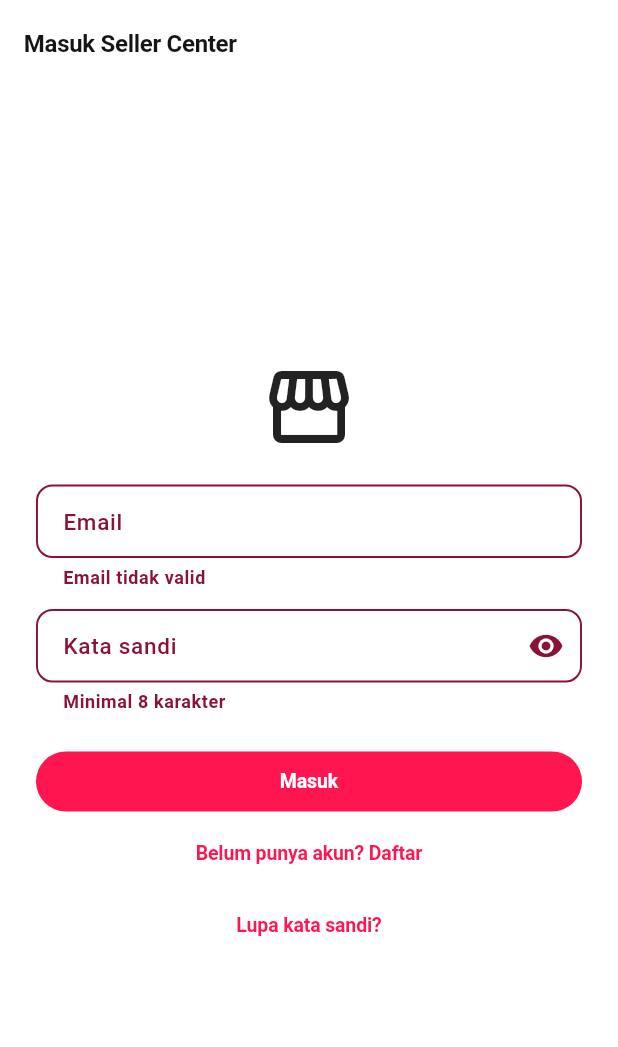
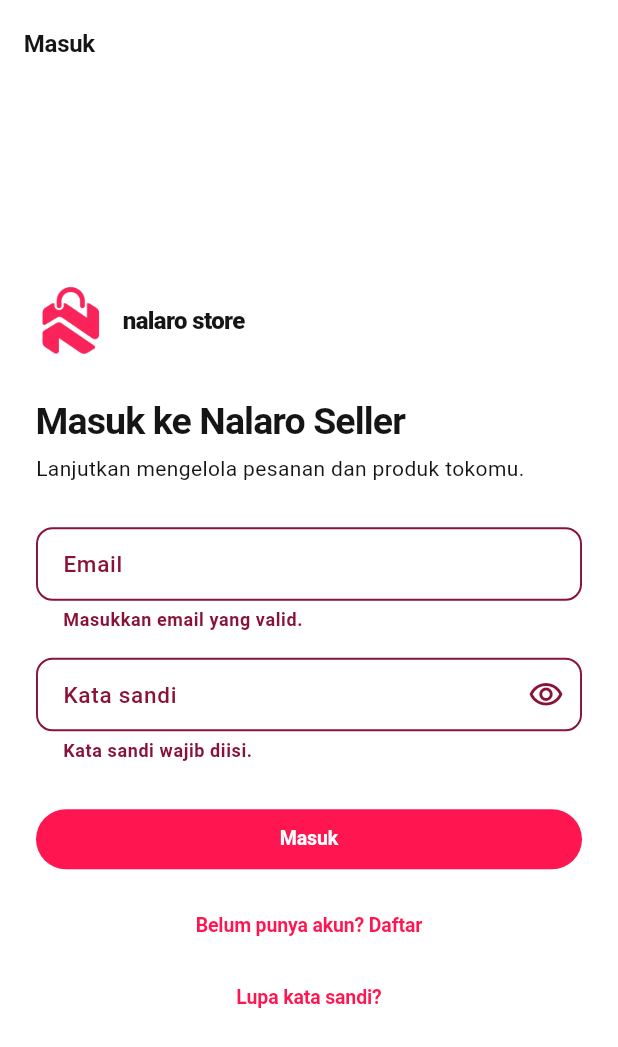
Before and after one commit to khoirulzz/seller-center, a Flutter app: the screen it shows after launch, after a tap on "Masuk", on a phone screen of 412 x 824 dp. Shown: the top 1047 px of the screen. Run offline on Flutter 3.47's test engine with Material 3 defaults, Android fonts, the phone set to English and light mode, and no system bars; our stand-ins replace flutter_secure_storage, flutter_svg, go_router, image_picker, share_plus, shared_preferences; accounts and stored records are empty; Roboto replaces fonts that are missing (DM Sans, Manrope).

Commit message:
design: professional native auth forms, real logo, autofill, password policy and verification cooldown

```diff
--- a/lib/ui/features/auth/auth_screens.dart
+++ b/lib/ui/features/auth/auth_screens.dart
@@ -1,64 +1,176 @@
+import 'dart:async';
 import 'package:flutter/material.dart';
+import 'package:flutter/services.dart';
 import 'package:go_router/go_router.dart';
+import '../../../core/errors/ns_error_mapper.dart';
+import '../../../core/widgets/ns_widgets.dart';
+import '../../../data/services/firebase_auth_service.dart';
 import '../../state/seller_app_state.dart';
 
 class SplashSessionScreen extends StatelessWidget {
   const SplashSessionScreen({super.key, required this.appState});
   final SellerAppState appState;
- @override Widget build(BuildContext context) => const Scaffold(body: Center(child: CircularProgressIndicator()));
+  @override Widget build(BuildContext context) => const Scaffold(
+    body: SafeArea(child: Center(child: Column(mainAxisSize: MainAxisSize.min, children: [
+      NsBrandMark(size: 66, showLabel: true),
+      SizedBox(height: 28),
+      CircularProgressIndicator(strokeWidth: 2),
+      SizedBox(height: 12),
+      Text('Menghubungkan ke akun…'),
+    ]))),
+  );
 }
+
 class LoginRegisterScreen extends StatefulWidget {
   const LoginRegisterScreen({super.key, required this.appState, required this.isRegister});
- final SellerAppState appState; final bool isRegister;
+  final SellerAppState appState;
+  final bool isRegister;
   @override State<LoginRegisterScreen> createState() => _LoginRegisterScreenState();
 }
 class _LoginRegisterScreenState extends State<LoginRegisterScreen> {
   final email = TextEditingController(), password = TextEditingController();
- final form = GlobalKey<FormState>(); bool hidden = true;
- @override void dispose(){email.dispose();password.dispose();super.dispose();}
+  final form = GlobalKey<FormState>();
+  bool hidden = true;
+  @override void dispose() { email.dispose(); password.dispose(); super.dispose(); }
   Future<void> submit() async {
-  if (!form.currentState!.validate()) return;
-  final ok = widget.isRegister ? await widget.appState.register(email.text,password.text) : await widget.appState.signIn(email.text,password.text);
+    if (!form.currentState!.validate() || widget.appState.isBusy) return;
+    TextInput.finishAutofillContext();
+    final ok = widget.isRegister
+        ? await widget.appState.register(email.text.trim(), password.text)
+        : await widget.appState.signIn(email.text.trim(), password.text);
     if (!mounted) return;
-  if (!ok) ScaffoldMessenger.of(context).showSnackBar(SnackBar(content: Text(widget.appState.globalError ?? 'Gagal memproses permintaan')));
+    if (!ok) ScaffoldMessenger.of(context).showSnackBar(SnackBar(
+      content: Text(widget.appState.globalError ?? 'Permintaan belum dapat diproses.')));
   }
- @override Widget build(BuildContext context) => Scaffold(appBar: AppBar(title: Text(widget.isRegister?'Daftar Seller Center':'Masuk Seller Center')),
- body: Center(child: ConstrainedBox(constraints: const BoxConstraints(maxWidth:440),child:Form(key:form,child:ListView(shrinkWrap:true,padding:const EdgeInsets.all(24),children:[
- const Icon(Icons.storefront_outlined,size:64),const SizedBox(height:20),
- TextFormField(controller:email,keyboardType:TextInputType.emailAddress,decoration:const InputDecoration(labelText:'Email'),validator:(v)=>v==null||!v.contains('@')?'Email tidak valid':null),
- const SizedBox(height:12),
- TextFormField(controller:password,obscureText:hidden,decoration:InputDecoration(labelText:'Kata sandi',suffixIcon:IconButton(onPressed:()=>setState(()=>hidden=!hidden),icon:Icon(hidden?Icons.visibility:Icons.visibility_off))),validator:(v)=>(v?.length??0)<8?'Minimal 8 karakter':null),
- const SizedBox(height:20),
- ListenableBuilder(listenable:widget.appState,builder:(context,_)=>FilledButton(onPressed:widget.appState.isBusy?null:submit,child:Text(widget.appState.isBusy?'Memproses...':widget.isRegister?'Daftar':'Masuk'))),
- TextButton(onPressed:()=>context.go(widget.isRegister?'/login':'/register'),child:Text(widget.isRegister?'Sudah punya akun? Masuk':'Belum punya akun? Daftar')),
- if(!widget.isRegister)TextButton(onPressed:()=>context.go('/forgot-password'),child:const Text('Lupa kata sandi?')),
- ])))));
+  @override Widget build(BuildContext context) => Scaffold(
+    appBar: AppBar(title: Text(widget.isRegister ? 'Daftar' : 'Masuk')),
+    body: SafeArea(child: Center(child: ConstrainedBox(constraints: const BoxConstraints(maxWidth: 460),
+      child: AutofillGroup(child: Form(key: form, child: ListView(shrinkWrap: true, padding: const EdgeInsets.all(24), children: [
+        const Align(alignment: Alignment.centerLeft, child: NsBrandMark(size: 46, showLabel: true)),
+        const SizedBox(height: 28),
+        Text(widget.isRegister ? 'Buat akun seller' : 'Masuk ke Nalaro Seller',
+          style: Theme.of(context).textTheme.headlineMedium),
+        const SizedBox(height: 6),
+        Text(widget.isRegister ? 'Kelola tokomu dari satu tempat.' : 'Lanjutkan mengelola pesanan dan produk tokomu.'),
+        const SizedBox(height: 28),
+        TextFormField(controller: email, keyboardType: TextInputType.emailAddress,
+          textInputAction: TextInputAction.next, autofillHints: const [AutofillHints.email],
+          decoration: const InputDecoration(labelText: 'Email'),
+          validator: (v) => RegExp(r'^[^@\s]+@[^@\s]+\.[^@\s]+$').hasMatch((v ?? '').trim()) ? null : 'Masukkan email yang valid.'),
+        const SizedBox(height: 16),
+        TextFormField(controller: password, obscureText: hidden,
+          autofillHints: [widget.isRegister ? AutofillHints.newPassword : AutofillHints.password],
+          textInputAction: TextInputAction.done, onFieldSubmitted: (_) => submit(),
+          decoration: InputDecoration(labelText: 'Kata sandi',
+            suffixIcon: IconButton(tooltip: hidden ? 'Tampilkan kata sandi' : 'Sembunyikan kata sandi',
+              onPressed: () => setState(() => hidden = !hidden), icon: Icon(hidden ? Icons.visibility_outlined : Icons.visibility_off_outlined))),
+          validator: (v) {
+            if (widget.isRegister && !FirebaseAuthService.isPasswordPolicySatisfied(v ?? '')) {
+              return 'Minimal 8 karakter, huruf besar, kecil dan angka.';
             }
+            if ((v?.length ?? 0) < 1) return 'Kata sandi wajib diisi.';
+            return null;
+          }),
+        if (widget.isRegister) ...[
+          const SizedBox(height: 10),
+          const Text('Gunakan minimal 8 karakter, huruf besar, huruf kecil, dan angka.'),
+        ],
+        const SizedBox(height: 26),
+        ListenableBuilder(listenable: widget.appState, builder: (ctx, _) =>
+          FilledButton(onPressed: widget.appState.isBusy ? null : submit,
+            child: Text(widget.appState.isBusy ? 'Memproses…' : widget.isRegister ? 'Buat akun' : 'Masuk'))),
+        const SizedBox(height: 10),
+        TextButton(onPressed: () => context.go(widget.isRegister ? '/login' : '/register'),
+          child: Text(widget.isRegister ? 'Sudah punya akun? Masuk' : 'Belum punya akun? Daftar')),
+        if (!widget.isRegister) TextButton(onPressed: () => context.go('/forgot-password'),
+          child: const Text('Lupa kata sandi?')),
+      ])))))),
+  );
+}
+
 class VerifyEmailScreen extends StatefulWidget {
- const VerifyEmailScreen({super.key,required this.appState});final SellerAppState appState;
- @override State<VerifyEmailScreen> createState()=>_VerifyEmailScreenState();
+  const VerifyEmailScreen({super.key, required this.appState});
+  final SellerAppState appState;
+  @override State<VerifyEmailScreen> createState() => _VerifyEmailScreenState();
 }
 class _VerifyEmailScreenState extends State<VerifyEmailScreen> {
   String? message;
- @override Widget build(BuildContext context)=>Scaffold(appBar:AppBar(title:const Text('Verifikasi email')),body:Center(child:ConstrainedBox(constraints:const BoxConstraints(maxWidth:440),child:ListView(shrinkWrap:true,padding:const EdgeInsets.all(24),children:[
- const Icon(Icons.mark_email_unread_outlined,size:72),const Text('Buka tautan verifikasi pada email Anda.',textAlign:TextAlign.center),
- if(message!=null)Text(message!,textAlign:TextAlign.center),
- FilledButton(onPressed:()async{await widget.appState.checkEmailVerified();if(mounted)setState(()=>message=widget.appState.globalError);},child:const Text('Saya sudah verifikasi')),
- TextButton(onPressed:()async{try{await widget.appState.repository.resendVerificationEmail();if(mounted)setState(()=>message='Email verifikasi dikirim kembali');}catch(e){if(mounted)setState(()=>message=e.toString());}},child:const Text('Kirim ulang')),
- TextButton(onPressed:widget.appState.signOut,child:const Text('Keluar')),
- ]))));
+  bool busy = false;
+  int countdown = 0;
+  Timer? timer;
+  @override void dispose() { timer?.cancel(); super.dispose(); }
+  Future<void> resend() async {
+    if (busy || countdown > 0) return;
+    setState(() => busy = true);
+    try {
+      await widget.appState.repository.resendVerificationEmail();
+      if (!mounted) return;
+      timer?.cancel();
+      setState(() { countdown = 60; message = 'Email verifikasi telah dikirim. Periksa kotak masuk dan spam.'; });
+      timer = Timer.periodic(const Duration(seconds: 1), (timer) {
+        if (!mounted) { timer.cancel(); return; }
+        if (countdown <= 1) { timer.cancel(); setState(() => countdown = 0); }
+        else { setState(() => countdown--); }
+      });
+    } catch (e) { if (mounted) setState(() => message = NsErrorMapper.toUserMessage(e)); }
+    finally { if (mounted) setState(() => busy = false); }
+  }
+  @override Widget build(BuildContext context) => Scaffold(
+    appBar: AppBar(title: const Text('Verifikasi email')),
+    body: SafeArea(child: Center(child: ConstrainedBox(constraints: const BoxConstraints(maxWidth: 460),
+      child: ListView(shrinkWrap: true, padding: const EdgeInsets.all(24), children: [
+        const NsBrandMark(size: 56),
+        const SizedBox(height: 22),
+        Text('Periksa emailmu', style: Theme.of(context).textTheme.headlineMedium),
+        const SizedBox(height: 8),
+        Text('Kami mengirim tautan verifikasi ke ${widget.appState.user?.email ?? 'email akunmu'}. Buka tautannya lalu kembali ke aplikasi.'),
+        if (message != null) Padding(padding: const EdgeInsets.symmetric(vertical: 16), child: Text(message!)),
+        const SizedBox(height: 20),
+        ListenableBuilder(listenable: widget.appState, builder: (ctx, _) =>
+          FilledButton(onPressed: widget.appState.isBusy ? null : () async {
+            final ok = await widget.appState.checkEmailVerified();
+            if (mounted && !ok) setState(() => message = widget.appState.globalError);
+          }, child: Text(widget.appState.isBusy ? 'Memeriksa…' : 'Saya sudah verifikasi'))),
+        TextButton(onPressed: busy || countdown > 0 ? null : resend,
+          child: Text(countdown > 0 ? 'Kirim ulang dalam ${countdown} dtk' : 'Kirim ulang email')),
+        TextButton(onPressed: widget.appState.signOut, child: const Text('Keluar')),
+      ])))),
+  );
 }
 class ForgotPasswordScreen extends StatefulWidget {
- const ForgotPasswordScreen({super.key,required this.appState});final SellerAppState appState;
- @override State<ForgotPasswordScreen> createState()=>_ForgotPasswordScreenState();
+  const ForgotPasswordScreen({super.key, required this.appState});
+  final SellerAppState appState;
+  @override State<ForgotPasswordScreen> createState() => _ForgotPasswordScreenState();
 }
-class _ForgotPasswordScreenState extends State<ForgotPasswordScreen>{
- final email=TextEditingController();String? message;
- @override void dispose(){email.dispose();super.dispose();}
- @override Widget build(BuildContext context)=>Scaffold(appBar:AppBar(title:const Text('Lupa kata sandi')),body:Center(child:ConstrainedBox(constraints:const BoxConstraints(maxWidth:440),child:ListView(shrinkWrap:true,padding:const EdgeInsets.all(24),children:[
- TextField(controller:email,keyboardType:TextInputType.emailAddress,decoration:const InputDecoration(labelText:'Email akun')),
- const SizedBox(height:16),
- FilledButton(onPressed:()async{if(!email.text.contains('@')){setState(()=>message='Email tidak valid');return;}try{await widget.appState.repository.sendPasswordReset(email.text);if(mounted)setState(()=>message='Jika akun terdaftar, tautan pemulihan akan dikirim.');}catch(e){if(mounted)setState(()=>message=e.toString());}},child:const Text('Kirim tautan pemulihan')),
- if(message!=null)Text(message!),
- ]))));
+class _ForgotPasswordScreenState extends State<ForgotPasswordScreen> {
+  final email = TextEditingController();
+  String? message;
+  bool busy = false;
+  @override void dispose() { email.dispose(); super.dispose(); }
+  Future<void> submit() async {
+    if (busy || !RegExp(r'^[^@\s]+@[^@\s]+\.[^@\s]+$').hasMatch(email.text.trim())) {
+      setState(() => message = 'Masukkan email yang valid.'); return;
     }
+    setState(() { busy = true; message = null; });
+    try {
+      await widget.appState.repository.sendPasswordReset(email.text);
+      if (mounted) setState(() => message = 'Jika akun terdaftar, tautan pemulihan akan dikirim. Periksa juga spam.');
+    } catch (e) { if (mounted) setState(() => message = NsErrorMapper.toUserMessage(e)); }
+    finally { if (mounted) setState(() => busy = false); }
+  }
+  @override Widget build(BuildContext context) => Scaffold(appBar: AppBar(title: const Text('Pulihkan kata sandi')),
+    body: SafeArea(child: Center(child: ConstrainedBox(constraints: const BoxConstraints(maxWidth: 460),
+      child: ListView(shrinkWrap: true, padding: const EdgeInsets.all(24), children: [
+        Text('Lupa kata sandi?', style: Theme.of(context).textTheme.headlineMedium),
+        const SizedBox(height: 10), const Text('Masukkan alamat email akun agar kami dapat mengirim tautan pemulihan.'),
+        const SizedBox(height: 24),
+        TextField(controller: email, keyboardType: TextInputType.emailAddress,
+          textInputAction: TextInputAction.done, onSubmitted: (_) => submit(),
+          decoration: const InputDecoration(labelText: 'Email akun')),
+        const SizedBox(height: 18),
+        FilledButton(onPressed: busy ? null : submit, child: Text(busy ? 'Mengirim…' : 'Kirim tautan pemulihan')),
+        if (message != null) Padding(padding: const EdgeInsets.only(top: 16), child: Text(message!)),
+        TextButton(onPressed: () => context.go('/login'), child: const Text('Kembali ke login')),
+      ])))),
+  );
+}
```
Lines whose indentation alone changed are shown as unchanged.
